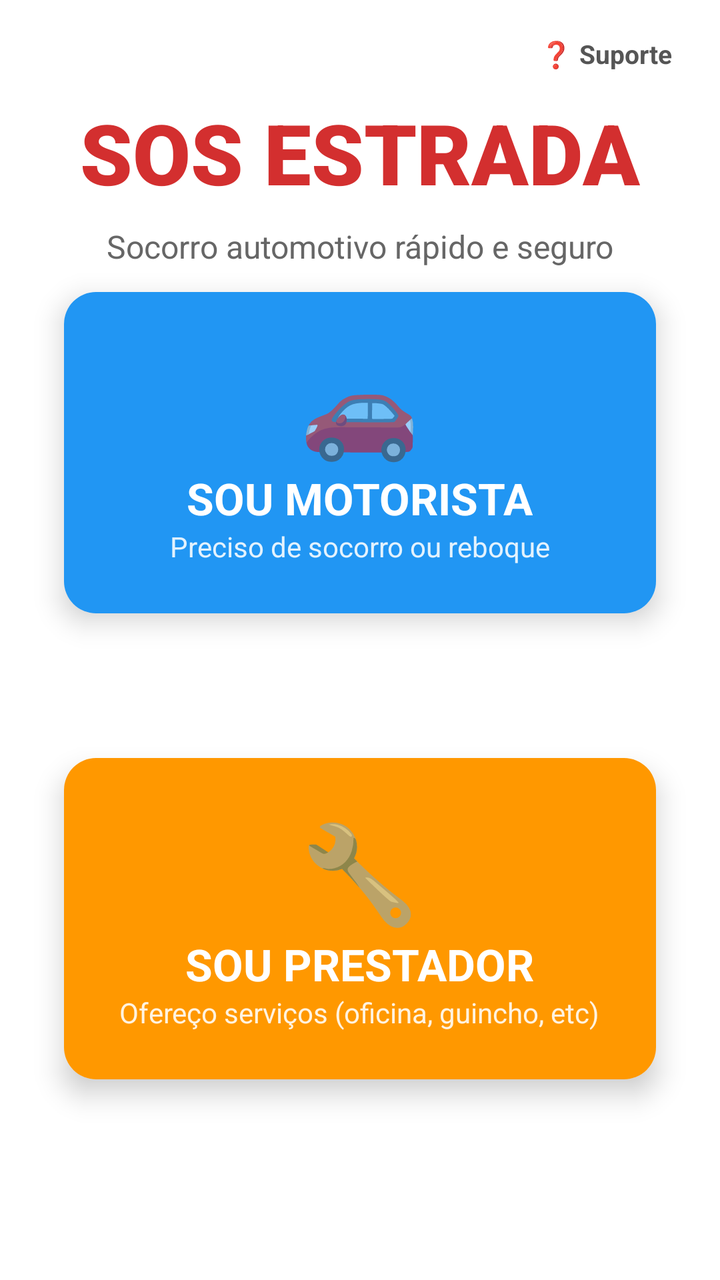
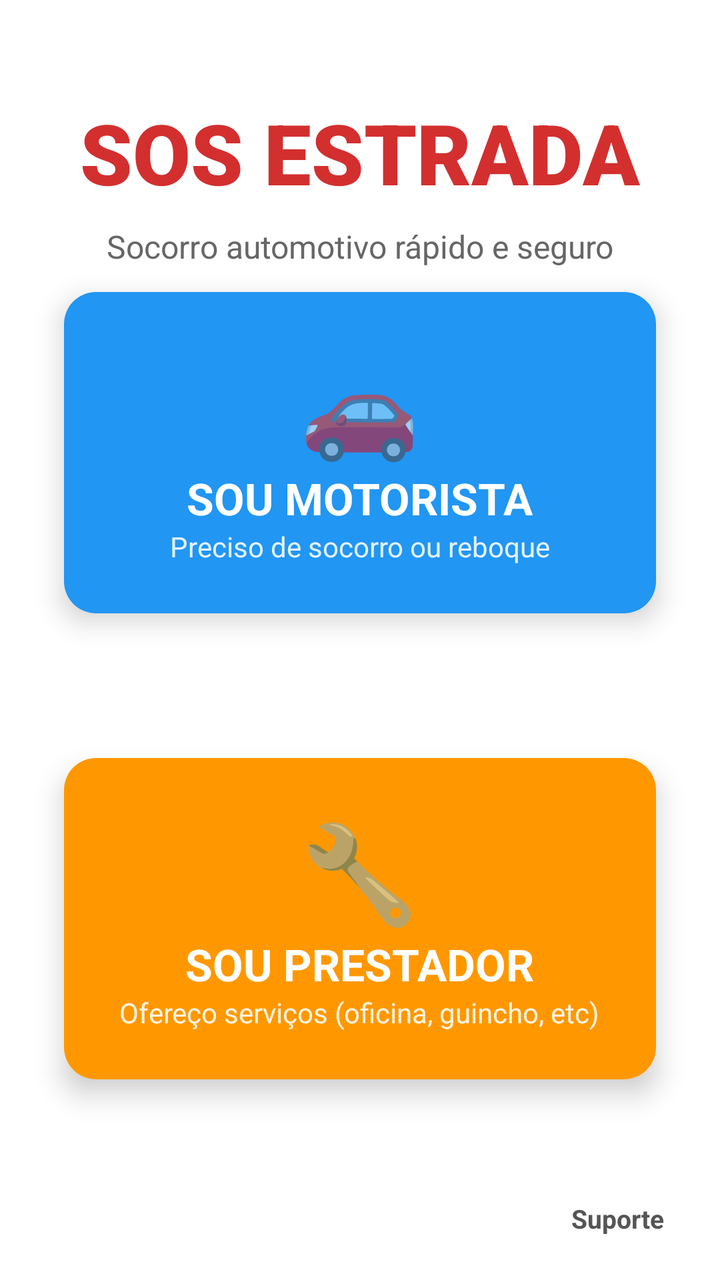

Two renders of the same Android screen: before a commit and after it. Below are the layout's source before the change and the commit's diff.
<!-- AndroidManifest.xml: application theme Theme.MaterialComponents.Light.NoActionBar -->
<!-- res/layout/activity_main.xml -->
<?xml version="1.0" encoding="utf-8"?>
<androidx.constraintlayout.widget.ConstraintLayout xmlns:android="http://schemas.android.com/apk/res/android"
    xmlns:app="http://schemas.android.com/apk/res-auto"
    xmlns:tools="http://schemas.android.com/tools"
    android:id="@+id/main"
    android:layout_width="match_parent"
    android:layout_height="match_parent"
    android:background="@android:color/white"
    tools:context=".MainActivity">

    
    <TextView
        android:id="@+id/tvAppName"
        android:layout_width="wrap_content"
        android:layout_height="wrap_content"
        android:layout_marginTop="48dp"
        android:text="SOS ESTRADA"
        android:textColor="#D32F2F"
        android:textSize="42sp"
        android:textStyle="bold"
        android:fontFamily="sans-serif-black"
        app:layout_constraintEnd_toEndOf="parent"
        app:layout_constraintStart_toStartOf="parent"
        app:layout_constraintTop_toTopOf="parent" />

    
    <TextView
        android:id="@+id/tvSlogan"
        android:layout_width="wrap_content"
        android:layout_height="wrap_content"
        android:layout_marginTop="8dp"
        android:text="Socorro automotivo rápido e seguro"
        android:textColor="#666666"
        android:textSize="16sp"
        app:layout_constraintEnd_toEndOf="parent"
        app:layout_constraintStart_toStartOf="parent"
        app:layout_constraintTop_toBottomOf="@+id/tvAppName" />

    
    <androidx.cardview.widget.CardView
        android:id="@+id/cardMotorista"
        android:layout_width="0dp"
        android:layout_height="wrap_content"
        android:layout_marginStart="32dp"
        android:layout_marginEnd="32dp"
        android:layout_marginTop="12dp"
        app:cardCornerRadius="16dp"
        app:cardElevation="8dp"
        android:clickable="true"
        android:foreground="?android:attr/selectableItemBackground"
        app:layout_constraintEnd_toEndOf="parent"
        app:layout_constraintStart_toStartOf="parent"
        app:layout_constraintTop_toBottomOf="@+id/tvSlogan"
        app:layout_constraintVertical_chainStyle="packed">

        <LinearLayout
            android:layout_width="match_parent"
            android:layout_height="wrap_content"
            android:orientation="vertical"
            android:gravity="center"
            android:padding="24dp"
            android:background="#2196F3">

            <TextView
                android:layout_width="wrap_content"
                android:layout_height="wrap_content"
                android:text="🚗"
                android:textSize="48sp" />

            <TextView
                android:layout_width="wrap_content"
                android:layout_height="wrap_content"
                android:text="SOU MOTORISTA"
                android:textColor="@android:color/white"
                android:textSize="22sp"
                android:textStyle="bold" />

            <TextView
                android:layout_width="wrap_content"
                android:layout_height="wrap_content"
                android:text="Preciso de socorro ou reboque"
                android:textColor="#E3F2FD"
                android:textSize="14sp" />
        </LinearLayout>
    </androidx.cardview.widget.CardView>

    
    <androidx.cardview.widget.CardView
        android:id="@+id/cardPrestador"
        android:layout_width="0dp"
        android:layout_height="wrap_content"
        android:layout_marginStart="32dp"
        android:layout_marginEnd="32dp"
        android:layout_marginTop="4dp"
        app:cardCornerRadius="16dp"
        app:cardElevation="8dp"
        android:clickable="true"
        android:foreground="?android:attr/selectableItemBackground"
        app:layout_constraintEnd_toEndOf="parent"
        app:layout_constraintStart_toStartOf="parent"
        app:layout_constraintTop_toBottomOf="@+id/cardMotorista"
        app:layout_constraintBottom_toBottomOf="parent"
        android:layout_marginBottom="32dp">

        <LinearLayout
            android:layout_width="match_parent"
            android:layout_height="wrap_content"
            android:orientation="vertical"
            android:gravity="center"
            android:padding="24dp"
            android:background="#FF9800">

            <TextView
                android:layout_width="wrap_content"
                android:layout_height="wrap_content"
                android:text="🔧"
                android:textSize="48sp" />

            <TextView
                android:layout_width="wrap_content"
                android:layout_height="wrap_content"
                android:text="SOU PRESTADOR"
                android:textColor="@android:color/white"
                android:textSize="22sp"
                android:textStyle="bold" />

            <TextView
                android:layout_width="wrap_content"
                android:layout_height="wrap_content"
                android:text="Ofereço serviços (oficina, guincho, etc)"
                android:textColor="#FFF3E0"
                android:textSize="14sp" />
        </LinearLayout>
    </androidx.cardview.widget.CardView>

    
    <TextView
        android:id="@+id/tvSuporte"
        android:layout_width="wrap_content"
        android:layout_height="wrap_content"
        android:layout_marginTop="12dp"
        android:layout_marginEnd="12dp"
        android:background="@drawable/bg_admin_chip"
        android:clickable="true"
        android:focusable="true"
        android:foreground="?attr/selectableItemBackground"
        android:paddingStart="12dp"
        android:paddingTop="6dp"
        android:paddingEnd="12dp"
        android:paddingBottom="6dp"
        android:text="❓ Suporte"
        android:textColor="#555555"
        android:textSize="13sp"
        android:textStyle="bold"
        app:layout_constraintEnd_toEndOf="parent"
        app:layout_constraintTop_toTopOf="parent" />

</androidx.constraintlayout.widget.ConstraintLayout>
<!-- resources referenced by this layout -->
<resources>
  <!-- drawable bg_admin_chip (drawable) -->
  <?xml version="1.0" encoding="utf-8"?>
  <shape xmlns:android="http://schemas.android.com/apk/res/android" android:shape="rectangle">
      <solid android:color="#FFFFFF" />
      <corners android:radius="12dp" />
  </shape>
</resources>

<!-- the commit's change to res/layout/activity_main.xml (unified diff, before → after) -->
@@ -138,8 +138,8 @@
         android:id="@+id/tvSuporte"
         android:layout_width="wrap_content"
         android:layout_height="wrap_content"
-        android:layout_marginTop="12dp"
-        android:layout_marginEnd="12dp"
+        android:layout_marginEnd="16dp"
+        android:layout_marginBottom="16dp"
         android:background="@drawable/bg_admin_chip"
         android:clickable="true"
         android:focusable="true"
@@ -148,11 +148,11 @@
         android:paddingTop="6dp"
         android:paddingEnd="12dp"
         android:paddingBottom="6dp"
-        android:text="❓ Suporte"
+        android:text="Suporte"
         android:textColor="#555555"
         android:textSize="13sp"
         android:textStyle="bold"
-        app:layout_constraintEnd_toEndOf="parent"
-        app:layout_constraintTop_toTopOf="parent" />
+        app:layout_constraintBottom_toBottomOf="parent"
+        app:layout_constraintEnd_toEndOf="parent" />
 
 </androidx.constraintlayout.widget.ConstraintLayout>
